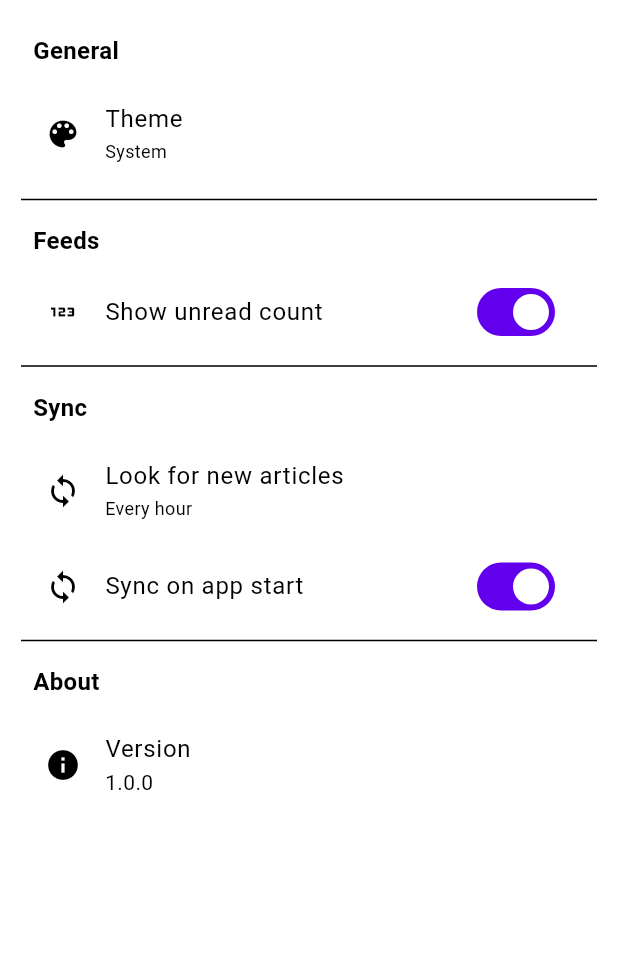
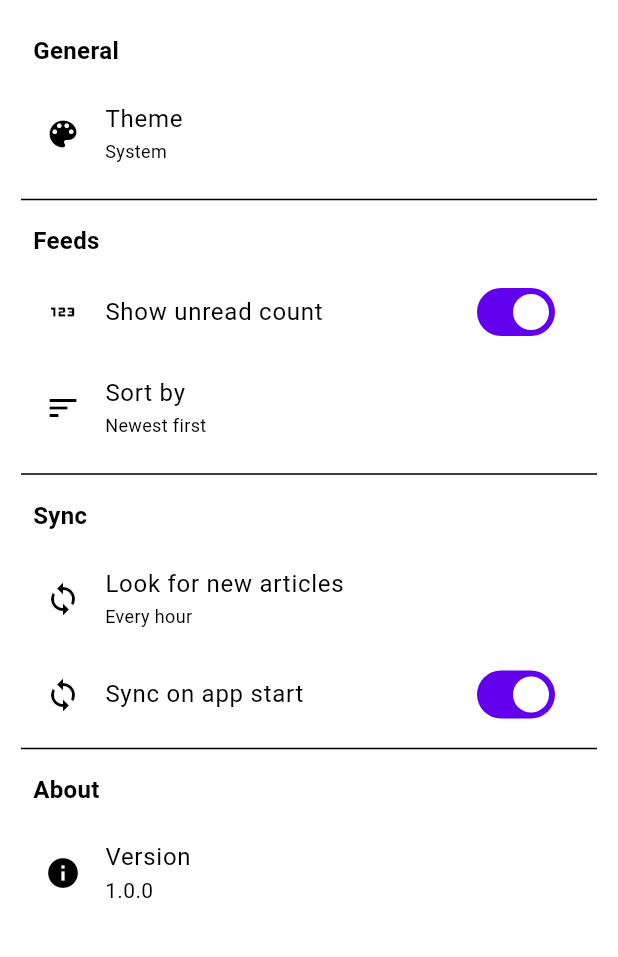
Before and after one commit to c-bv/rss_feed_reader_app, a Flutter app: the SettingsScreen screen opened directly, on a phone screen of 412 x 824 dp, the part 63-1020 px from its top. Run offline on Flutter 3.47's test engine with Material 3 defaults, Android fonts, the phone set to English and light mode, and no system bars; our stand-ins replace animated_splash_screen, cached_network_image, cloud_firestore, firebase_auth, firebase_core, flutter_dotenv and 3 more; missing offline and left inert: webfeed; accounts and stored records are empty.

Commit message:
Refactor providers and add sort option

```diff
--- a/lib/main.dart
+++ b/lib/main.dart
@@ -32,8 +32,8 @@ class MyApp extends StatelessWidget {
   Widget build(BuildContext context) {
     return MultiProvider(
       providers: [
+        ChangeNotifierProvider(create: (context) => SettingsProvider()),
         ChangeNotifierProvider(create: (context) => FeedProvider()),
-        ChangeNotifierProvider(create: (context) => SettingsProvider()),
       ],
       child: Consumer<SettingsProvider>(
         builder: (context, settings, child) {
--- a/lib/src/providers/feed_provider.dart
+++ b/lib/src/providers/feed_provider.dart
@@ -37,7 +37,6 @@ class FeedProvider with ChangeNotifier {
           .where((article) => article.feedUrl == _selectedFeedId)
           .toList();
     }
-
     return filtered;
   }
 
--- a/lib/src/providers/settings_provider.dart
+++ b/lib/src/providers/settings_provider.dart
@@ -58,16 +58,34 @@ enum SyncFrequency {
   }
 }
 
+enum SortOption {
+  newestFirst,
+  oldestFirst;
+
+  String get displayTitle {
+    switch (this) {
+      case SortOption.newestFirst:
+        return 'Newest first';
+      case SortOption.oldestFirst:
+        return 'Oldest first';
+      default:
+        return '';
+    }
+  }
+}
+
 class SettingsProvider extends ChangeNotifier {
   ThemeOption _themeOption = ThemeOption.system;
   bool _showUnreadCount = true;
   bool _syncOnAppStart = true;
   SyncFrequency _syncFrequency = SyncFrequency.oneHour;
+  SortOption _sortOption = SortOption.newestFirst;
 
   ThemeOption get themeOption => _themeOption;
   bool get showUnreadCount => _showUnreadCount;
   bool get syncOnAppStart => _syncOnAppStart;
   SyncFrequency get syncFrequency => _syncFrequency;
+  SortOption get sortOption => _sortOption;
 
   SettingsProvider() {
     loadPreferences();
@@ -81,6 +99,9 @@ class SettingsProvider extends ChangeNotifier {
 
     _showUnreadCount = prefs.getBool('showUnreadCount') ?? true;
     _syncOnAppStart = prefs.getBool('syncOnAppStart') ?? true;
+
+    int sortOptionIndex = prefs.getInt('sortOption') ?? SortOption.newestFirst.index;
+    _sortOption = SortOption.values[sortOptionIndex];
 
     notifyListeners();
   }
@@ -124,4 +145,11 @@ class SettingsProvider extends ChangeNotifier {
     await prefs.setInt('syncFrequency', value);
     notifyListeners();
   }
+
+  void setSortOption(int value) async {
+    _sortOption = SortOption.values[value];
+    SharedPreferences prefs = await SharedPreferences.getInstance();
+    await prefs.setInt('sortOption', value);
+    notifyListeners();
+  }
 }
--- a/lib/src/screens/settings_screen.dart
+++ b/lib/src/screens/settings_screen.dart
@@ -10,6 +10,7 @@ class SettingsScreen extends StatelessWidget {
     final settingsProvider = Provider.of<SettingsProvider>(context);
     final GlobalKey menuKey = GlobalKey();
     final GlobalKey menuKey2 = GlobalKey();
+    final GlobalKey menuKey3 = GlobalKey();
 
     return Scaffold(
       appBar: AppBar(title: const Text('Settings'), titleSpacing: 0.0),
@@ -63,6 +64,35 @@ class SettingsScreen extends StatelessWidget {
                     settingsProvider.setShowUnreadCount(value);
                   },
                 ),
+              ),
+              ListTile(
+                title: const Text('Sort by'),
+                subtitle: Text(settingsProvider.sortOption.displayTitle,
+                    style: const TextStyle(fontSize: 12)),
+                leading: const Icon(Icons.sort),
+                onTap: () {
+                  dynamic state = menuKey3.currentState;
+                  state.showButtonMenu();
+                },
+              ),
+              PopupMenuButton<SortOption>(
+                key: menuKey3,
+                onSelected: (value) {
+                  settingsProvider.setSortOption(value.index);
+                },
+                itemBuilder: (BuildContext context) => SortOption.values
+                    .map((SortOption option) => PopupMenuItem<SortOption>(
+                          value: option,
+                          child: Text(
+                            option.displayTitle,
+                            style: TextStyle(
+                                color: option == settingsProvider.sortOption
+                                    ? Theme.of(context).colorScheme.primary
+                                    : null),
+                          ),
+                        ))
+                    .toList(),
+                child: Container(),
               ),
             ],
           ),
```
